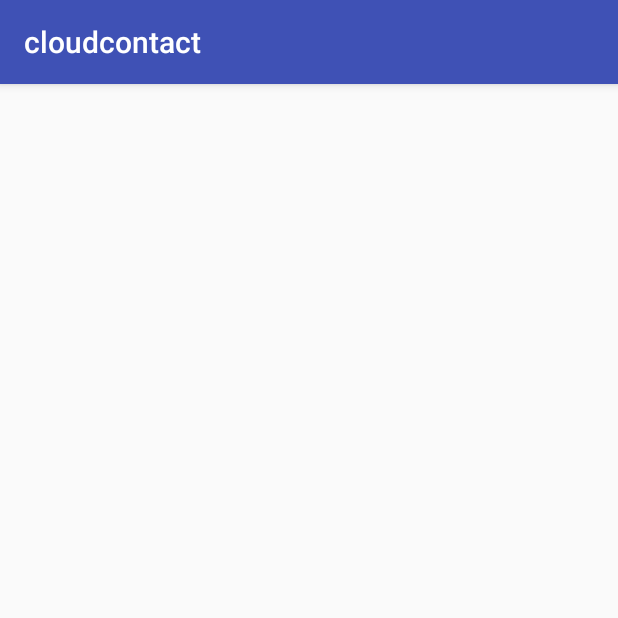
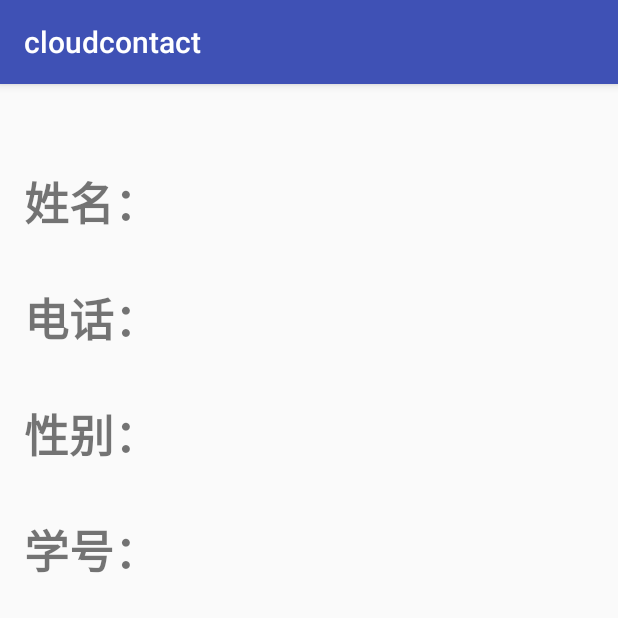
Before and after one commit to matrix-yang/cloudcontact, an Android app: the infoActivity screen opened directly, with no data from a screen before it, on a phone screen of 412 x 824 dp, the top half of it. Run offline under Robolectric (Android 15) with nearby library versions, the phone set to English and light mode, and no system bars; 7 statements that could not run were skipped.

Commit message:
complete the design of info

```diff
--- a/app/src/main/java/com/example/matrix_yang/cloudcontact/infoActivity.java
+++ b/app/src/main/java/com/example/matrix_yang/cloudcontact/infoActivity.java
@@ -3,6 +3,7 @@ package com.example.matrix_yang.cloudcontact;
 import android.content.Intent;
 import android.support.v7.app.AppCompatActivity;
 import android.os.Bundle;
+import android.widget.TextView;
 import model.Friend;
 import util.Util;
 
@@ -15,6 +16,14 @@ public class infoActivity extends AppCompatActivity {
         Intent intent=getIntent();
         String s=intent.getStringExtra("info");
         Friend friend= Util.string2Friend(s);
-        System.out.println("222222222222222222"+friend.toString());
+        //System.out.println("222222222222222222"+friend.toString());
+        TextView name = (TextView) findViewById(R.id.textView2);
+        name.setText(friend.getName());
+        TextView phone = (TextView) findViewById(R.id.textView4);
+        phone.setText(friend.getPhoneNum());
+        TextView sex = (TextView) findViewById(R.id.textView6);
+        sex.setText(friend.getSex());
+        TextView stuid = (TextView) findViewById(R.id.textView8);
+        stuid.setText(friend.getStuId());
     }
 }
--- /dev/null
+++ b/app/src/main/res/layout/activity_info.xml
@@ -0,0 +1,109 @@
+<?xml version="1.0" encoding="utf-8"?>
+<android.support.constraint.ConstraintLayout
+        xmlns:android="http://schemas.android.com/apk/res/android"
+        xmlns:tools="http://schemas.android.com/tools"
+        xmlns:app="http://schemas.android.com/apk/res-auto"
+        android:layout_width="match_parent"
+        android:layout_height="match_parent"
+        tools:context="com.example.matrix_yang.cloudcontact.infoActivity">
+
+    <LinearLayout
+            android:orientation="vertical"
+            android:layout_width="344dp"
+            android:layout_height="495dp" tools:layout_editor_absoluteY="28dp"
+            tools:layout_editor_absoluteX="8dp">
+        <RelativeLayout
+                android:layout_width="match_parent"
+                android:layout_height="40dp">
+
+        </RelativeLayout>
+        <RelativeLayout
+                android:layout_width="match_parent"
+                android:layout_height="77dp">
+
+            <TextView
+                    android:text="TextView"
+                    android:layout_width="wrap_content"
+                    android:layout_height="wrap_content" android:id="@+id/textView2"
+                    android:textSize="30sp"
+                    android:layout_marginLeft="27dp"
+                    android:layout_marginStart="27dp" android:layout_alignBaseline="@+id/textView1"
+                    android:layout_alignBottom="@+id/textView1" android:layout_toRightOf="@+id/textView1"
+                    android:layout_toEndOf="@+id/textView1"/>
+            <TextView
+                    android:text="姓名："
+                    android:layout_width="wrap_content"
+                    android:layout_height="wrap_content" android:id="@+id/textView1"
+                    android:layout_marginLeft="16dp"
+                    android:layout_marginStart="16dp" android:textSize="30sp" android:textStyle="bold"
+                    android:textAlignment="center" android:layout_centerVertical="true"
+                    android:layout_alignParentLeft="true" android:layout_alignParentStart="true"/>
+        </RelativeLayout>
+        <RelativeLayout
+            android:layout_width="match_parent"
+            android:layout_height="77dp">
+
+        <TextView
+                android:text="TextView"
+                android:layout_width="wrap_content"
+                android:layout_height="wrap_content" android:id="@+id/textView4"
+                android:textSize="30sp"
+                android:layout_marginLeft="27dp"
+                android:layout_marginStart="27dp" android:layout_alignBaseline="@+id/textView3"
+                android:layout_alignBottom="@+id/textView3" android:layout_toRightOf="@+id/textView3"
+                android:layout_toEndOf="@+id/textView3"/>
+        <TextView
+                android:text="电话："
+                android:layout_width="wrap_content"
+                android:layout_height="wrap_content" android:id="@+id/textView3"
+                android:layout_marginLeft="16dp"
+                android:layout_marginStart="16dp" android:textSize="30sp" android:textStyle="bold"
+                android:textAlignment="center" android:layout_centerVertical="true"
+                android:layout_alignParentLeft="true" android:layout_alignParentStart="true"/>
+    </RelativeLayout>
+        <RelativeLayout
+                android:layout_width="match_parent"
+                android:layout_height="77dp">
+
+            <TextView
+                    android:text="TextView"
+                    android:layout_width="wrap_content"
+                    android:layout_height="wrap_content" android:id="@+id/textView6"
+                    android:textSize="30sp"
+                    android:layout_marginLeft="27dp"
+                    android:layout_marginStart="27dp" android:layout_alignBaseline="@+id/textView5"
+                    android:layout_alignBottom="@+id/textView5" android:layout_toRightOf="@+id/textView5"
+                    android:layout_toEndOf="@+id/textView5"/>
+            <TextView
+                    android:text="性别："
+                    android:layout_width="wrap_content"
+                    android:layout_height="wrap_content" android:id="@+id/textView5"
+                    android:layout_marginLeft="16dp"
+                    android:layout_marginStart="16dp" android:textSize="30sp" android:textStyle="bold"
+                    android:textAlignment="center" android:layout_centerVertical="true"
+                    android:layout_alignParentLeft="true" android:layout_alignParentStart="true"/>
+        </RelativeLayout>
+        <RelativeLayout
+                android:layout_width="match_parent"
+                android:layout_height="77dp">
+
+            <TextView
+                    android:text="TextView"
+                    android:layout_width="wrap_content"
+                    android:layout_height="wrap_content" android:id="@+id/textView8"
+                    android:textSize="30sp"
+                    android:layout_marginLeft="27dp"
+                    android:layout_marginStart="27dp" android:layout_alignBaseline="@+id/textView7"
+                    android:layout_alignBottom="@+id/textView7" android:layout_toRightOf="@+id/textView7"
+                    android:layout_toEndOf="@+id/textView7"/>
+            <TextView
+                    android:text="学号："
+                    android:layout_width="wrap_content"
+                    android:layout_height="wrap_content" android:id="@+id/textView7"
+                    android:layout_marginLeft="16dp"
+                    android:layout_marginStart="16dp" android:textSize="30sp" android:textStyle="bold"
+                    android:textAlignment="center" android:layout_centerVertical="true"
+                    android:layout_alignParentLeft="true" android:layout_alignParentStart="true"/>
+        </RelativeLayout>
+    </LinearLayout>
+</android.support.constraint.ConstraintLayout>
```
